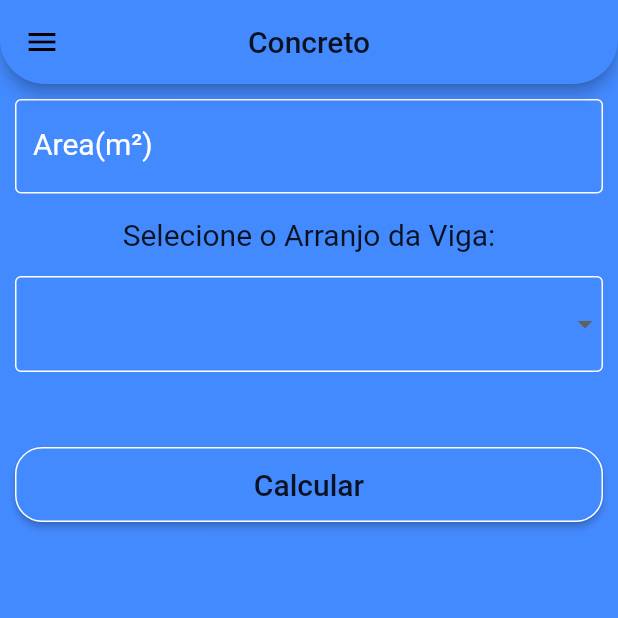
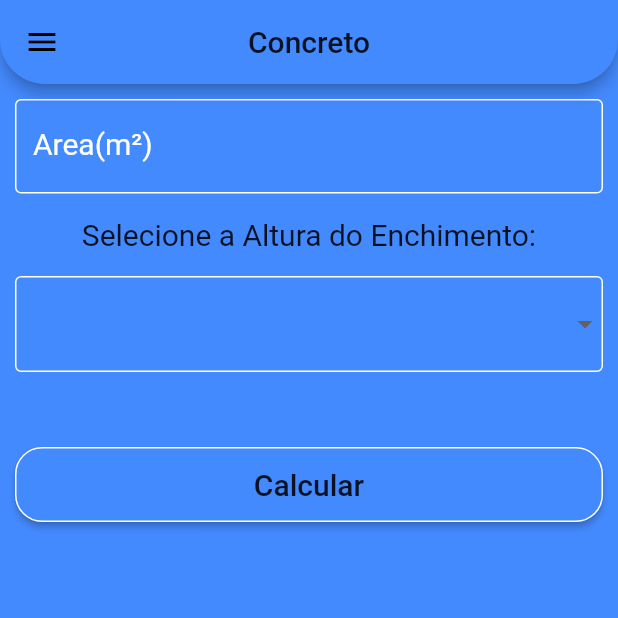
Before and after one commit to grameris/tgi_calcg, a Flutter app: the screen it shows after launch, swiped to page 2, on a phone screen of 412 x 824 dp, the top half of it. Run offline on Flutter 3.47's test engine with Material 2 defaults, Android fonts, the phone set to English and light mode, and no system bars; our stand-ins replace cloud_firestore, splashscreen; accounts and stored records are empty.

Commit message:
Commit final projeto.

```diff
--- a/lib/ui/concreto.dart
+++ b/lib/ui/concreto.dart
@@ -112,7 +112,7 @@ class _ConcretoState extends State<Concreto> {
             children: <Widget>[
               buildTextField("Area(m²)",areaController, _areaChanged),
               Divider(color: Colors.transparent),
-              Text("Selecione o Arranjo da Viga:",
+              Text("Selecione a Altura do Enchimento:",
                 style: TextStyle(fontSize: 20.0),
                 textAlign: TextAlign.center,
               ),
--- a/lib/ui/malha.dart
+++ b/lib/ui/malha.dart
@@ -58,7 +58,7 @@ class _MalhaState extends State<Malha> {
             title: RichText(
                 text: TextSpan(children: <TextSpan>[
               TextSpan(
-                  text: 'Malha de Ferro',
+                  text: 'Malha de Aço',
                   style: TextStyle(fontSize: 18.0, color: Colors.blueAccent,fontWeight: FontWeight.bold),)
             ]),
             textAlign: TextAlign.center,),
@@ -67,7 +67,7 @@ class _MalhaState extends State<Malha> {
               children: <Widget>[
                 Positioned(
                   right: -40.0,
-                  top: -40.0,
+                  top: -80.0,
                   child: InkResponse(
                     onTap: () {
                       Navigator.of(context).pop();
--- a/lib/ui/vigota.dart
+++ b/lib/ui/vigota.dart
@@ -82,6 +82,7 @@ _consulta() async {
                                       children: <TextSpan>[
                                         TextSpan(text:'0 Escoras: ', style: TextStyle(fontSize: 20.0,color: Colors.black)),
                                         TextSpan(text:'$zeroesc', style: TextStyle(fontWeight: FontWeight.bold, color: Colors.blueAccent,fontSize: 20.0)),
+                                        TextSpan(text:' (CM): ', style: TextStyle(fontSize: 18.0,color: Colors.black))
                                       ]
                                   ),
                                 textAlign: TextAlign.center
@@ -94,6 +95,7 @@ _consulta() async {
                                       children: <TextSpan>[
                                         TextSpan(text:'1 Escoras: ', style: TextStyle(fontSize: 20.0,color: Colors.black)),
                                         TextSpan(text:'$umesc', style: TextStyle(fontWeight: FontWeight.bold, color: Colors.blueAccent,fontSize: 20.0)),
+                                        TextSpan(text:' (CM): ', style: TextStyle(fontSize: 18.0,color: Colors.black))
                                       ]
                                   ),
                                 textAlign: TextAlign.center
@@ -106,6 +108,7 @@ _consulta() async {
                                      children: <TextSpan>[
                                        TextSpan(text:'2 Escoras: ', style: TextStyle(fontSize: 20.0,color: Colors.black)),
                                        TextSpan(text:'$dosesc', style: TextStyle(fontWeight: FontWeight.bold, color: Colors.blueAccent,fontSize: 20.0)),
+                                       TextSpan(text:' (CM): ', style: TextStyle(fontSize: 18.0,color: Colors.black))
                                      ]
                                  ),
                                textAlign: TextAlign.center)
```
